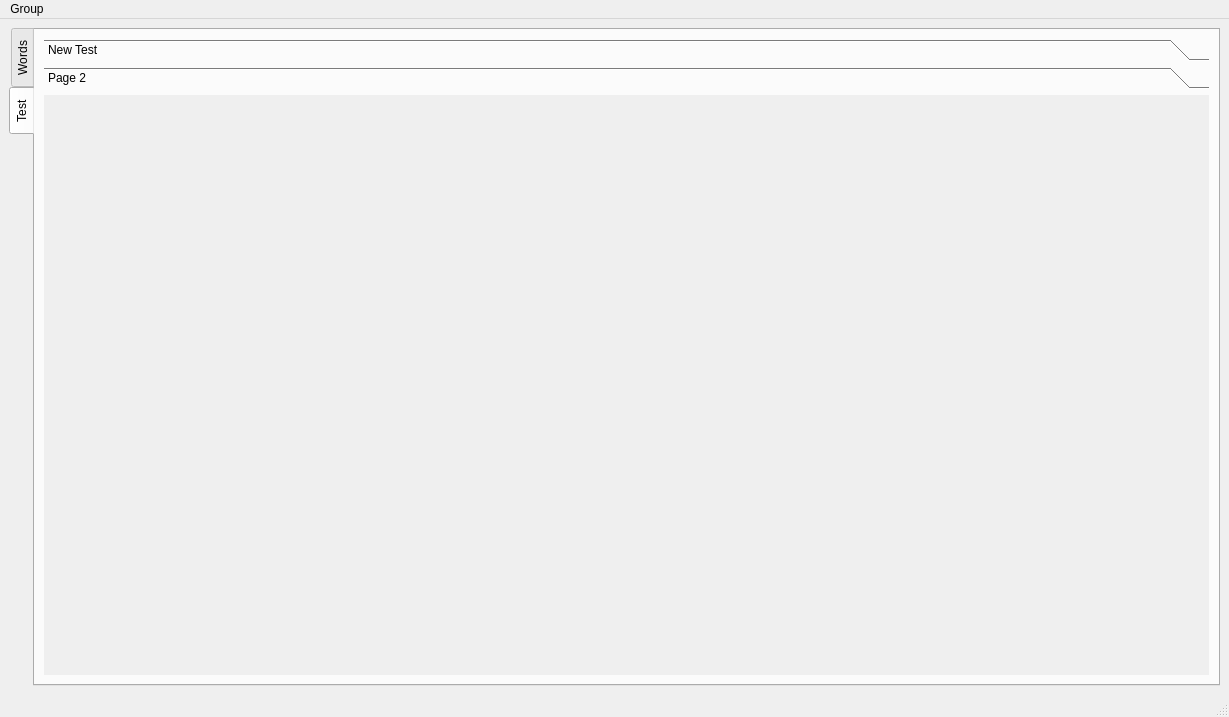
The window that UIs/MainWindow.ui (PelerYuan/HaoCiKuaiJi3.0) describes before a commit, drawn with Qt 5.
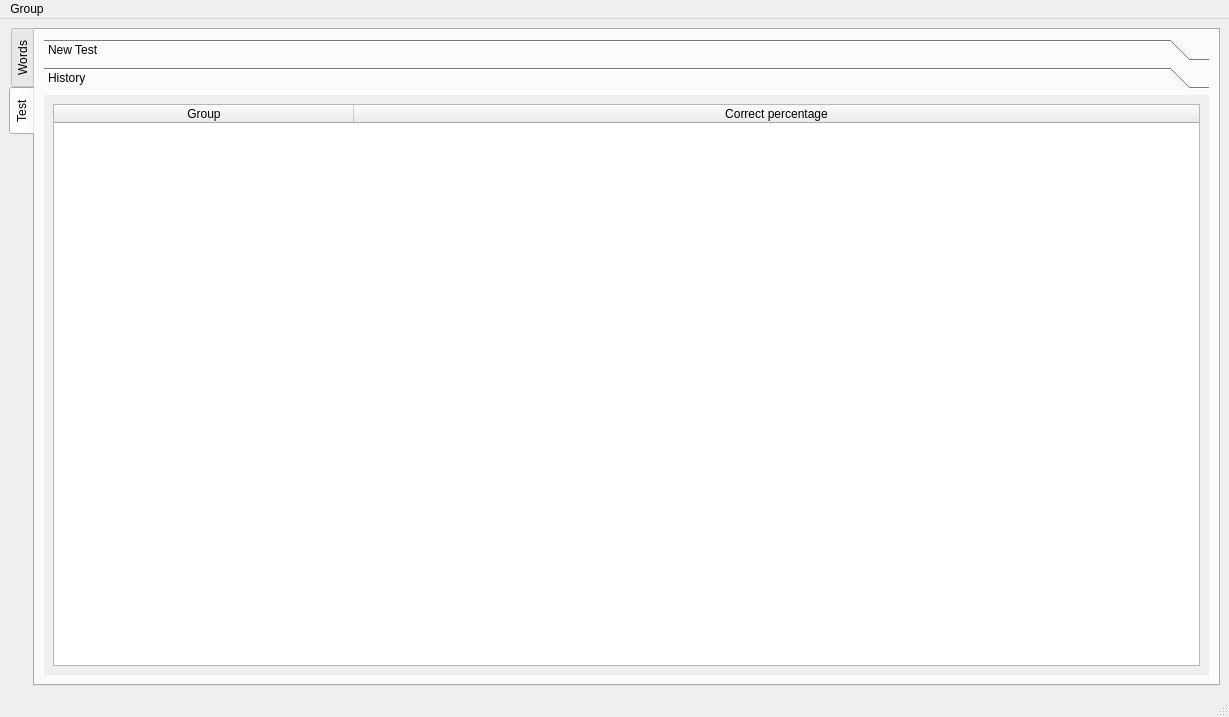
The same window after the commit. The open tabs and pages were chosen to show the change.

Commit message: next step: word test data saved in jason

```diff
--- a/UIs/MainWindow.ui
+++ b/UIs/MainWindow.ui
@@ -280,8 +280,30 @@
             </rect>
            </property>
            <attribute name="label">
-            <string>Page 2</string>
+            <string>History</string>
            </attribute>
+           <layout class="QVBoxLayout" name="verticalLayout_6">
+            <item>
+             <widget class="QTableWidget" name="test_history_tableWidget">
+              <attribute name="horizontalHeaderDefaultSectionSize">
+               <number>300</number>
+              </attribute>
+              <attribute name="horizontalHeaderStretchLastSection">
+               <bool>true</bool>
+              </attribute>
+              <column>
+               <property name="text">
+                <string>Group</string>
+               </property>
+              </column>
+              <column>
+               <property name="text">
+                <string>Correct percentage</string>
+               </property>
+              </column>
+             </widget>
+            </item>
+           </layout>
           </widget>
          </widget>
         </item>
```
The commit also changes 4 other files.
